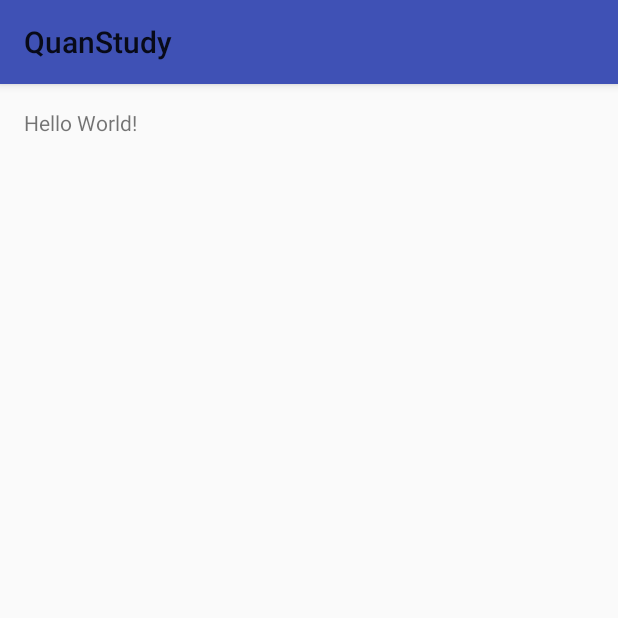
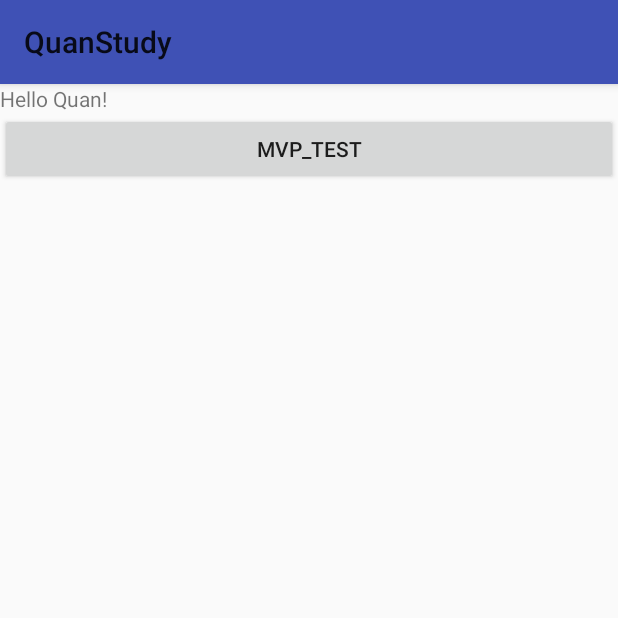
Before and after one commit to HXQWill/QuanStudy, an Android app: the screen it shows after launch (MainActivity), on a phone screen of 412 x 824 dp, the top half of it. Run offline under Robolectric (Android 15) with nearby library versions, the phone set to English and light mode, and no system bars.

Commit message:
MVP-补充

```diff
--- a/app/src/main/AndroidManifest.xml
+++ b/app/src/main/AndroidManifest.xml
@@ -15,6 +15,7 @@
                 <category android:name="android.intent.category.LAUNCHER" />
             </intent-filter>
         </activity>
+        <activity android:name=".MVP_login.view.LoginActivity" />
     </application>
 
 </manifest>
--- a/app/src/main/java/com/example/quan/quanstudy/MVP_login/presenter/ILoginPresenter.java
+++ b/app/src/main/java/com/example/quan/quanstudy/MVP_login/presenter/ILoginPresenter.java
@@ -1,8 +1,10 @@
 package com.example.quan.quanstudy.MVP_login.presenter;
 
 /**
- * Created by lenovo on 2017/3/7.
+ * Created by xingquan.he on 2017/3/7.
  */
 
-public class ILoginPresenter {
+public interface ILoginPresenter {
+    void clear();
+    void doLogin(String name, String passwd);
 }
--- a/app/src/main/java/com/example/quan/quanstudy/MVP_login/view/ILoginView.java
+++ b/app/src/main/java/com/example/quan/quanstudy/MVP_login/view/ILoginView.java
@@ -1,8 +1,10 @@
 package com.example.quan.quanstudy.MVP_login.view;
 
 /**
- * Created by lenovo on 2017/3/7.
+ * Created by xingquan.he on 2017/3/7.
  */
 
-public class ILoginView {
+public interface ILoginView {
+    public void onClearText();
+    public void onLoginResult(Boolean result, int code);
 }
--- a/app/src/main/java/com/example/quan/quanstudy/MainActivity.java
+++ b/app/src/main/java/com/example/quan/quanstudy/MainActivity.java
@@ -1,13 +1,45 @@
 package com.example.quan.quanstudy;
 
+import android.content.Intent;
 import android.support.v7.app.AppCompatActivity;
 import android.os.Bundle;
+import android.view.View;
+import android.widget.Button;
 
-public class MainActivity extends AppCompatActivity {
+import com.example.quan.quanstudy.MVP_login.view.LoginActivity;
+
+/**
+ * Created By Quan 2017-3-7
+ */
+
+public class MainActivity extends AppCompatActivity implements View.OnClickListener {
+
+    private Button mMVPTest;
 
     @Override
     protected void onCreate(Bundle savedInstanceState) {
         super.onCreate(savedInstanceState);
         setContentView(R.layout.activity_main);
+
+        initView();
+        initOnClickListener();
+    }
+
+    private void initView() {
+        mMVPTest = (Button) findViewById(R.id.mvp_btn_main);
+    }
+
+    private void initOnClickListener() {
+        mMVPTest.setOnClickListener(this);
+    }
+
+    @Override
+    public void onClick(View v) {
+        switch (v.getId()) {
+            case R.id.mvp_btn_main:
+                Intent i = new Intent(MainActivity.this,LoginActivity.class);
+                startActivity(i);
+                break;
+        }
     }
 }
--- a/app/src/main/res/layout/activity_main.xml
+++ b/app/src/main/res/layout/activity_main.xml
@@ -1,17 +1,22 @@
 <?xml version="1.0" encoding="utf-8"?>
-<RelativeLayout xmlns:android="http://schemas.android.com/apk/res/android"
+<LinearLayout xmlns:android="http://schemas.android.com/apk/res/android"
     xmlns:tools="http://schemas.android.com/tools"
     android:id="@+id/activity_main"
     android:layout_width="match_parent"
     android:layout_height="match_parent"
-    android:paddingBottom="@dimen/activity_vertical_margin"
-    android:paddingLeft="@dimen/activity_horizontal_margin"
-    android:paddingRight="@dimen/activity_horizontal_margin"
-    android:paddingTop="@dimen/activity_vertical_margin"
-    tools:context="com.example.quan.quanstudy.MainActivity">
+    tools:context="com.example.quan.quanstudy.MainActivity"
+    android:orientation="vertical"
+    >
 
     <TextView
         android:layout_width="wrap_content"
         android:layout_height="wrap_content"
-        android:text="Hello World!" />
-</RelativeLayout>
+        android:text="Hello Quan!" />
+
+    <Button
+        android:id="@+id/mvp_btn_main"
+        android:layout_width="match_parent"
+        android:layout_height="wrap_content"
+        android:text="@string/mvp_test"
+        />
+</LinearLayout>
--- a/app/src/main/res/values/strings.xml
+++ b/app/src/main/res/values/strings.xml
@@ -1,3 +1,4 @@
 <resources>
     <string name="app_name">QuanStudy</string>
+    <string name="mvp_test">MVP_Test</string>
 </resources>
--- a/settings.gradle
+++ b/settings.gradle
@@ -1 +1 @@
-include ':app', ':mvp_login'
+include ':app'
```
Also changed, not shown: app/src/main/java/com/example/quan/quanstudy/MVP_login/model/IUser.java (+7 -2 lines), app/src/main/java/com/example/quan/quanstudy/MVP_login/model/User.java (+28 -2 lines), app/src/main/java/com/example/quan/quanstudy/MVP_login/presenter/LoginPresenterImpl.java (+41 -2 lines), app/src/main/java/com/example/quan/quanstudy/MVP_login/view/LoginActivity.java (+84 -2 lines), app/src/main/res/layout/activity_mvp_login.xml (+56 -3 lines).
